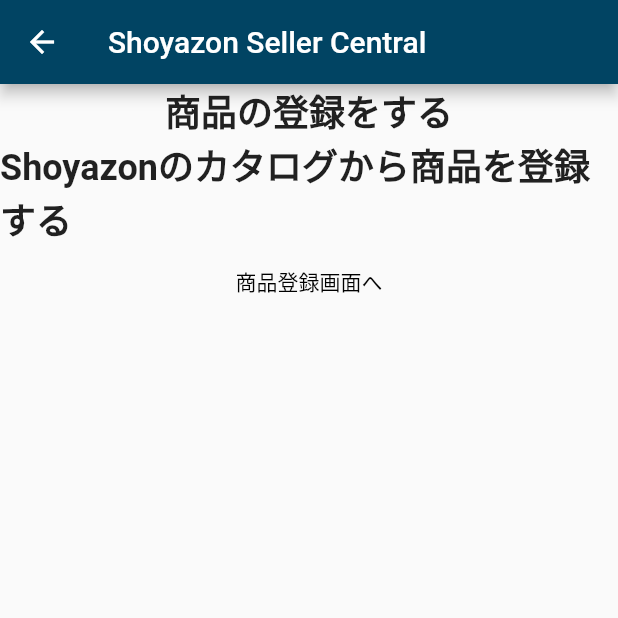
After one commit to Shochan0713/ShoyazonSSS, a Flutter app: the screen it shows after launch, after a tap on the "menu" icon, after a tap on "商品登録画面", on a phone screen of 412 x 824 dp, the top half of it. The commit adds this screen. Run offline on Flutter 3.47's test engine with Material 2 defaults, Android fonts, the phone set to English and light mode, and no system bars; our stand-ins replace cloud_firestore, firebase_auth; accounts and stored records are empty; network calls fail.

Commit message:
商品登録1_1

```diff
--- /dev/null
+++ b/lib/Company/product_registration.dart
@@ -0,0 +1,50 @@
+import 'package:ec_site/Company/product_registration_detail.dart';
+import 'package:flutter/material.dart';
+
+class ProductRegistrationScreen extends StatefulWidget {
+  const ProductRegistrationScreen({super.key});
+
+  @override
+  State<ProductRegistrationScreen> createState() =>
+      _ProductRegistrationScreen();
+}
+
+class _ProductRegistrationScreen extends State<ProductRegistrationScreen> {
+  @override
+  Widget build(BuildContext context) {
+    return Scaffold(
+      appBar: AppBar(
+        title: const Text('Shoyazon Seller Central'),
+        backgroundColor: Color.fromARGB(255, 1, 68, 99),
+      ),
+      body: Center(
+        child: Column(
+          children: [
+            Text(
+              '商品の登録をする',
+              style: TextStyle(fontSize: 24.0, fontWeight: FontWeight.bold),
+              textAlign: TextAlign.left,
+            ),
+            Text(
+              'Shoyazonのカタログから商品を登録する',
+              style: TextStyle(fontSize: 24.0, fontWeight: FontWeight.bold),
+              textAlign: TextAlign.left,
+            ),
+            TextButton(
+                child: Text(
+                  '商品登録画面へ',
+                  style: TextStyle(color: Colors.black),
+                ),
+                onPressed: () {
+                  Navigator.push(
+                      context,
+                      MaterialPageRoute(
+                          builder: (context) =>
+                              ProductRegistrationDetailScreen()));
+                }),
+          ],
+        ),
+      ),
+    );
+  }
+}
--- a/lib/main.dart
+++ b/lib/main.dart
@@ -1,10 +1,10 @@
 import 'package:ec_site/screens/home_screen.dart';
-import 'package:firebase_core/firebase_core.dart';
 import 'package:flutter/material.dart';
 
 Future<void> main() async {
   WidgetsFlutterBinding.ensureInitialized();
-  await Firebase.initializeApp();
+//  await Firebase.initializeApp();
+  // await Firebase.initializeApp();
   runApp(const MyApp());
 }
 
--- a/lib/screens/home_screen.dart
+++ b/lib/screens/home_screen.dart
@@ -1,6 +1,6 @@
 import 'package:ec_site/Authentication/user_registration.dart';
+import 'package:ec_site/Company/product_registration.dart';
 import 'package:flutter/material.dart';
-import 'package:flutter/rendering.dart';
 
 import '../Authentication/user_login.dart';
 
@@ -82,6 +82,16 @@
                     context,
                     MaterialPageRoute(
                         builder: (context) => const UserLoginScreen()));
+              },
+            ),
+            ListTile(
+              title: Text('商品登録画面'),
+              onTap: () {
+                Navigator.push(
+                    context,
+                    MaterialPageRoute(
+                        builder: (context) =>
+                            const ProductRegistrationScreen()));
               },
             ),
           ],
```
Also changed, not shown: lib/Company/Product/category_registration.dart (added, +76 -0 lines), lib/Company/Product/important_items.dart (added, +15 -0 lines), lib/Company/Product/item_information.dart (added, +15 -0 lines), lib/Company/Product/required_items.dart (added, +15 -0 lines), lib/Company/product_registration_detail.dart (added, +45 -0 lines), assets/icon_user_1.png (added), pubspec.lock, 4 other files.
